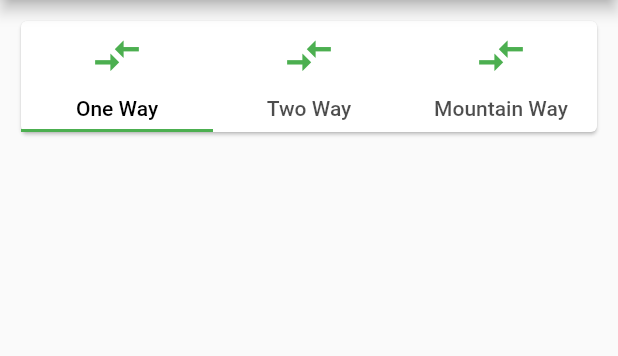
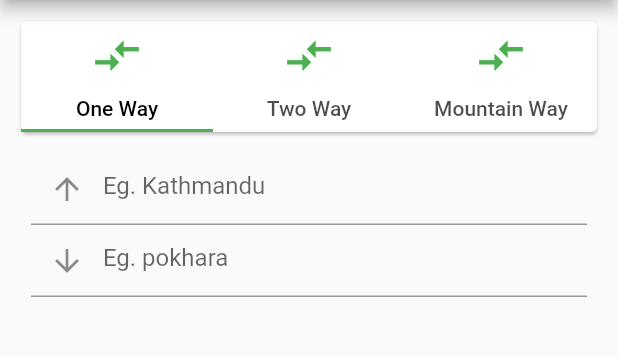
Before and after one commit to rajbahakdanyu/Khanepani_flutter, a Flutter app: the Airline screen opened by its route, on a phone screen of 412 x 824 dp, the part 84-440 px from its top. Run offline on Flutter 3.47's test engine with Material 2 defaults, Android fonts, the phone set to English and light mode, and no system bars.

Commit message:
one way flight

```diff
--- a/lib/pages/airline_page.dart
+++ b/lib/pages/airline_page.dart
@@ -1,4 +1,5 @@
 import 'package:flutter/material.dart';
+import 'package:khanepani/pages/one_way_flight.dart';
 import 'package:khanepani/widgets/flight_card_widget.dart';
 
 class Airline extends StatefulWidget {
@@ -30,10 +31,23 @@ class _AirlineState extends State<Airline> {
       ),
       body: DefaultTabController(
         length: 3,
-        child: Column(
-          children: [
-            FlightCardWidget(),
-          ],
+        child: SingleChildScrollView(
+          child: Column(
+            children: [
+              FlightCardWidget(),
+              Container(
+                width: double.infinity,
+                height: MediaQuery.of(context).size.height * 0.75,
+                child: TabBarView(
+                  children: [
+                    OneWayFlight(),
+                    Icon(Icons.directions_transit),
+                    Icon(Icons.directions_bike),
+                  ],
+                ),
+              ),
+            ],
+          ),
         ),
       ),
     );
--- /dev/null
+++ b/lib/pages/one_way_flight.dart
@@ -0,0 +1,20 @@
+import 'package:flutter/material.dart';
+import 'package:khanepani/widgets/flight_input_widget.dart';
+
+class OneWayFlight extends StatefulWidget {
+  const OneWayFlight({Key? key}) : super(key: key);
+
+  @override
+  _OneWayFlightState createState() => _OneWayFlightState();
+}
+
+class _OneWayFlightState extends State<OneWayFlight> {
+  @override
+  Widget build(BuildContext context) {
+    return Column(
+      children: [
+        FlightInputWidget(),
+      ],
+    );
+  }
+}
--- /dev/null
+++ b/lib/widgets/flight_input_widget.dart
@@ -0,0 +1,33 @@
+import 'package:flutter/material.dart';
+
+class FlightInputWidget extends StatefulWidget {
+  const FlightInputWidget({Key? key}) : super(key: key);
+
+  @override
+  _FlightInputWidgetState createState() => _FlightInputWidgetState();
+}
+
+class _FlightInputWidgetState extends State<FlightInputWidget> {
+  @override
+  Widget build(BuildContext context) {
+    return Container(
+      width: MediaQuery.of(context).size.width * 0.9,
+      child: Column(
+        children: [
+          TextField(
+            decoration: InputDecoration(
+              prefixIcon: Icon(Icons.arrow_upward),
+              hintText: 'Eg. Kathmandu',
+            ),
+          ),
+          TextField(
+            decoration: InputDecoration(
+              prefixIcon: Icon(Icons.arrow_downward),
+              hintText: 'Eg. pokhara',
+            ),
+          ),
+        ],
+      ),
+    );
+  }
+}
```
